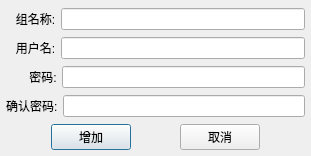
Before: the Qt Designer form adduserdlg.ui in rcswhuang/privilege, drawn with Qt 5.
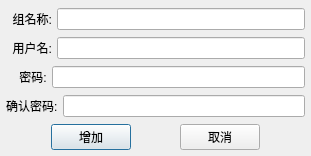
After: the same form once the commit is applied.

What changed in the file:
```diff
--- a/adduserdlg.ui
+++ b/adduserdlg.ui
@@ -34,7 +34,7 @@
      <item>
       <widget class="QLabel" name="label">
        <property name="text">
-        <string>   组名称:</string>
+        <string>  组名称:</string>
        </property>
       </widget>
      </item>
@@ -52,7 +52,7 @@
      <item>
       <widget class="QLabel" name="label_2">
        <property name="text">
-        <string>   用户名:</string>
+        <string>  用户名:</string>
        </property>
       </widget>
      </item>
@@ -66,7 +66,7 @@
      <item>
       <widget class="QLabel" name="label_3">
        <property name="text">
-        <string>       密码:</string>
+        <string>    密码:</string>
        </property>
       </widget>
      </item>
```
